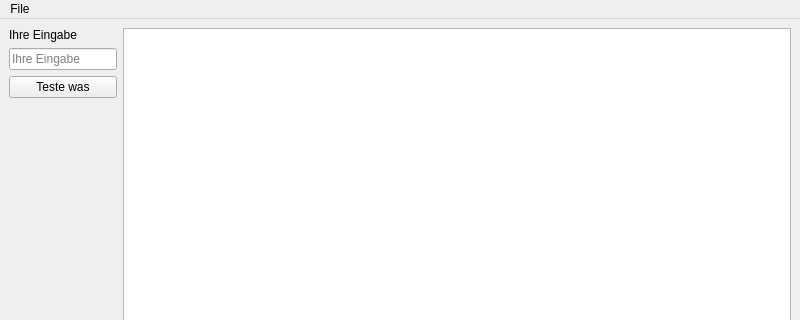
Qt form V09/Streetplanner/mainwindow.ui (yzaimoglu/rwth-pi1) before a commit; both pictures show x 0 to 800 and y 0 to 320 of the 800 by 600 pixel window.
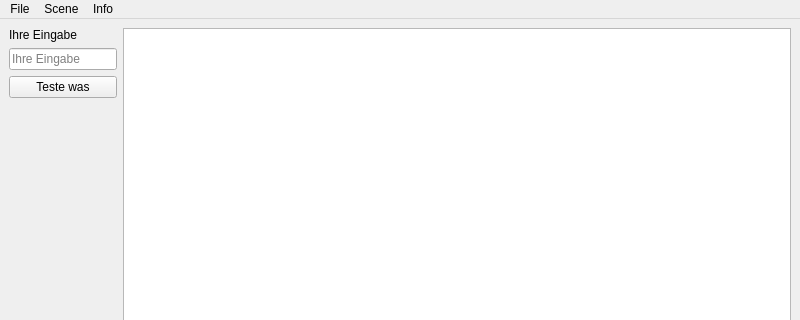
The same form after that commit.

```diff
--- a/V09/Streetplanner/mainwindow.ui
+++ b/V09/Streetplanner/mainwindow.ui
@@ -84,7 +84,21 @@
     <addaction name="separator"/>
     <addaction name="actionBeenden"/>
    </widget>
+   <widget class="QMenu" name="menuScene">
+    <property name="title">
+     <string>Scene</string>
+    </property>
+    <addaction name="actionClear_Scene"/>
+   </widget>
+   <widget class="QMenu" name="menuInformation">
+    <property name="title">
+     <string>Info</string>
+    </property>
+    <addaction name="actionAbout"/>
+   </widget>
    <addaction name="menuFile"/>
+   <addaction name="menuScene"/>
+   <addaction name="menuInformation"/>
   </widget>
   <widget class="QStatusBar" name="statusbar"/>
   <action name="actionOpen">
```
Left out of the diff: 16 changed lines with no effect on the pictures.
